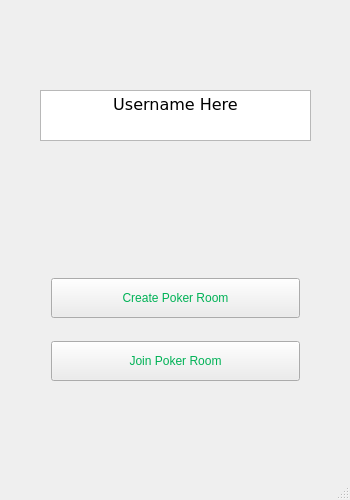
SamuelSMueller/ProjectPoker, file mainwindow.ui: the form before one commit.
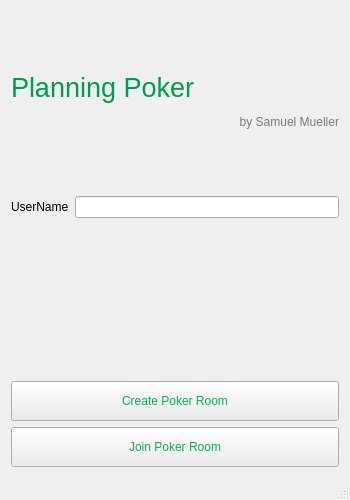
The form after the commit.

Commit message: third commit, second ui page added, first ui page modified

What changed in the file:
```diff
--- a/mainwindow.ui
+++ b/mainwindow.ui
@@ -18,8 +18,8 @@
   </property>
   <property name="maximumSize">
    <size>
-    <width>350</width>
-    <height>500</height>
+    <width>400</width>
+    <height>900</height>
    </size>
   </property>
   <property name="palette">
@@ -144,89 +144,14 @@
    <string>MainWindow</string>
   </property>
   <widget class="QWidget" name="centralWidget">
-   <widget class="QTextEdit" name="textEdit">
-    <property name="geometry">
-     <rect>
-      <x>40</x>
-      <y>90</y>
-      <width>271</width>
-      <height>51</height>
-     </rect>
-    </property>
-    <property name="palette">
-     <palette>
-      <active>
-       <colorrole role="WindowText">
-        <brush brushstyle="SolidPattern">
-         <color alpha="255">
-          <red>0</red>
-          <green>0</green>
-          <blue>0</blue>
-         </color>
-        </brush>
-       </colorrole>
-      </active>
-      <inactive>
-       <colorrole role="WindowText">
-        <brush brushstyle="SolidPattern">
-         <color alpha="255">
-          <red>0</red>
-          <green>0</green>
-          <blue>0</blue>
-         </color>
-        </brush>
-       </colorrole>
-      </inactive>
-      <disabled>
-       <colorrole role="WindowText">
-        <brush brushstyle="SolidPattern">
-         <color alpha="255">
-          <red>120</red>
-          <green>120</green>
-          <blue>120</blue>
-         </color>
-        </brush>
-       </colorrole>
-      </disabled>
-     </palette>
-    </property>
-    <property name="font">
-     <font>
-      <family>Verdana</family>
-     </font>
-    </property>
-    <property name="autoFillBackground">
-     <bool>false</bool>
-    </property>
-    <property name="verticalScrollBarPolicy">
-     <enum>Qt::ScrollBarAlwaysOff</enum>
-    </property>
-    <property name="sizeAdjustPolicy">
-     <enum>QAbstractScrollArea::AdjustToContentsOnFirstShow</enum>
-    </property>
-    <property name="html">
-     <string>&lt;!DOCTYPE HTML PUBLIC &quot;-//W3C//DTD HTML 4.0//EN&quot; &quot;http://www.w3.org/TR/REC-html40/strict.dtd&quot;&gt;
-&lt;html&gt;&lt;head&gt;&lt;meta name=&quot;qrichtext&quot; content=&quot;1&quot; /&gt;&lt;style type=&quot;text/css&quot;&gt;
-p, li { white-space: pre-wrap; }
-&lt;/style&gt;&lt;/head&gt;&lt;body style=&quot; font-family:'Verdana'; font-size:8.14286pt; font-weight:400; font-style:normal;&quot;&gt;
-&lt;p align=&quot;center&quot; style=&quot; margin-top:0px; margin-bottom:0px; margin-left:0px; margin-right:0px; -qt-block-indent:0; text-indent:0px;&quot;&gt;&lt;span style=&quot; font-family:'MS Shell Dlg 2'; font-size:12pt;&quot;&gt;Username Here&lt;/span&gt;&lt;/p&gt;&lt;/body&gt;&lt;/html&gt;</string>
-    </property>
-   </widget>
-   <widget class="QWidget" name="">
-    <property name="geometry">
-     <rect>
-      <x>40</x>
-      <y>250</y>
-      <width>271</width>
-      <height>161</height>
-     </rect>
-    </property>
+   <layout class="QGridLayout" name="gridLayout">
+    <item row="2" column="0">
     <layout class="QVBoxLayout" name="verticalLayout">
      <item>
       <widget class="QPushButton" name="pushButton">
        <property name="minimumSize">
         <size>
-         <width>120</width>
+          <width>0</width>
          <height>40</height>
         </size>
        </property>
@@ -239,7 +164,7 @@
       <widget class="QPushButton" name="pushButton_2">
        <property name="minimumSize">
         <size>
-         <width>120</width>
+          <width>0</width>
          <height>40</height>
         </size>
        </property>
@@ -249,7 +174,69 @@
       </widget>
      </item>
     </layout>
-   </widget>
+    </item>
+    <item row="1" column="0">
+     <layout class="QFormLayout" name="formLayout">
+      <item row="0" column="0">
+       <widget class="QLabel" name="label">
+        <property name="palette">
+         <palette>
+          <active>
+           <colorrole role="WindowText">
+            <brush brushstyle="SolidPattern">
+             <color alpha="255">
+              <red>0</red>
+              <green>0</green>
+              <blue>0</blue>
+             </color>
+            </brush>
+           </colorrole>
+          </active>
+          <inactive>
+           <colorrole role="WindowText">
+            <brush brushstyle="SolidPattern">
+             <color alpha="255">
+              <red>0</red>
+              <green>0</green>
+              <blue>0</blue>
+             </color>
+            </brush>
+           </colorrole>
+          </inactive>
+          <disabled>
+           <colorrole role="WindowText">
+            <brush brushstyle="SolidPattern">
+             <color alpha="255">
+              <red>120</red>
+              <green>120</green>
+              <blue>120</blue>
+             </color>
+            </brush>
+           </colorrole>
+          </disabled>
+         </palette>
+        </property>
+        <property name="text">
+         <string>UserName</string>
+        </property>
+        <property name="alignment">
+         <set>Qt::AlignLeading|Qt::AlignLeft|Qt::AlignVCenter</set>
+        </property>
+       </widget>
+      </item>
+      <item row="0" column="1">
+       <widget class="QLineEdit" name="lineEdit"/>
+      </item>
+     </layout>
+    </item>
+    <item row="0" column="0">
+     <widget class="QLabel" name="label_2">
+      <property name="text">
+       <string>&lt;html&gt;&lt;head/&gt;&lt;body&gt;&lt;p&gt;&lt;span style=&quot; font-size:20pt; color:#009d4c;&quot;&gt;Planning Poker&lt;/span&gt;&lt;/p&gt;&lt;p align=&quot;right&quot;&gt;&lt;span style=&quot; color:#797979;&quot;&gt;by Samuel Mueller&lt;/span&gt;&lt;/p&gt;&lt;/body&gt;&lt;/html&gt;</string>
+      </property>
+     </widget>
+    </item>
+   </layout>
   </widget>
   <widget class="QStatusBar" name="statusBar"/>
  </widget>
```
Lines whose indentation alone changed are shown as unchanged. The commit also changes 11 other files.
